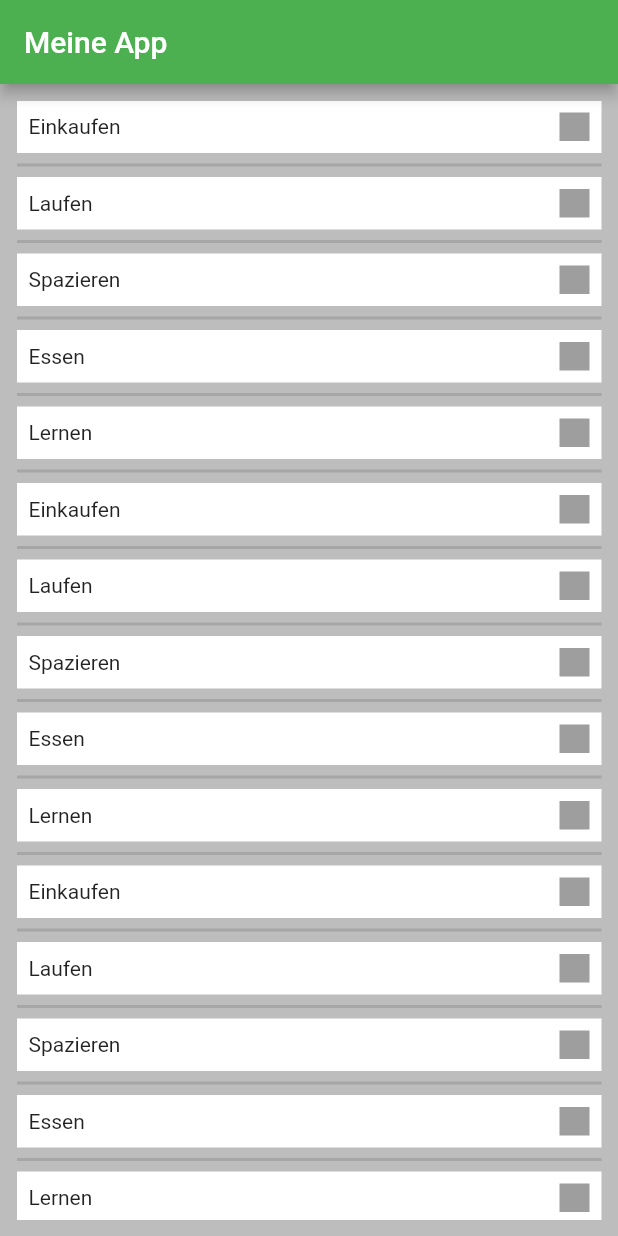
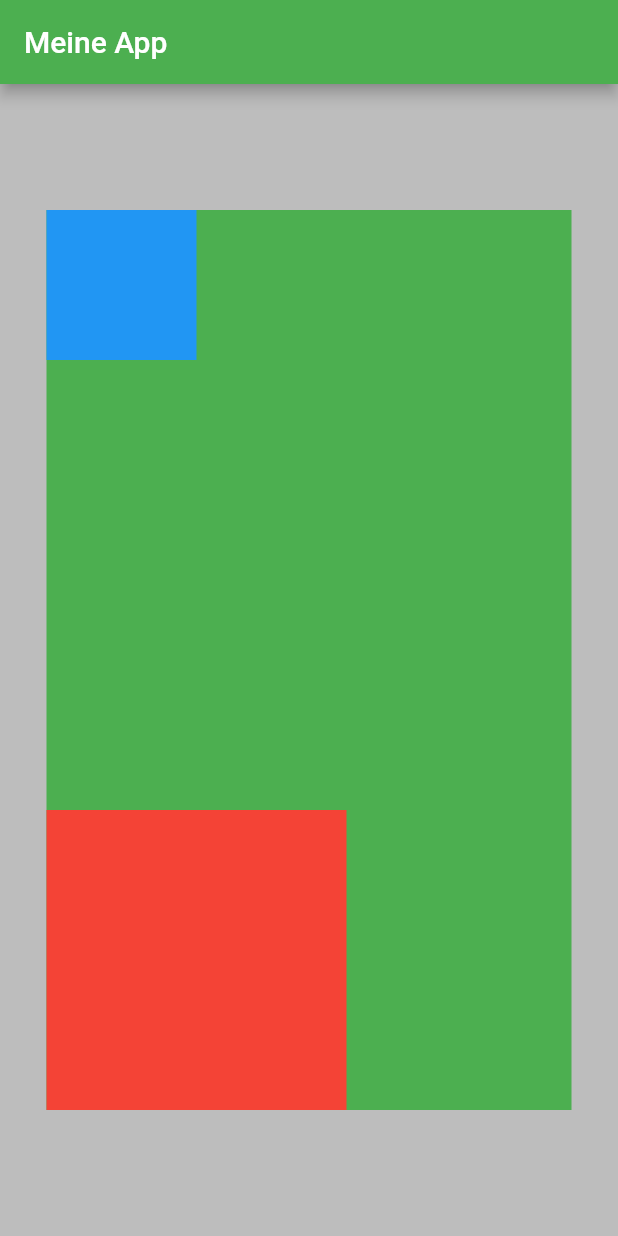
Before and after one commit to sebastian150398/firstapp, a Flutter app: the screen it shows after launch, on a phone screen of 412 x 824 dp. Run offline on Flutter 3.47's test engine with Material 2 defaults, Android fonts, the phone set to English and light mode, and no system bars.

Commit message:
Dritte-App-Stack

```diff
--- a/lib/screens/home_screen.dart
+++ b/lib/screens/home_screen.dart
@@ -1,54 +1,69 @@
 import 'package:flutter/material.dart';
-import '../widgets/todo_item.dart';
 
 
 class HomeScreen extends StatelessWidget {
 
-  final List<ToDo_Item> todos = [
-    ToDo_Item(title: 'Einkaufen'),
-    ToDo_Item(title: 'Laufen'),
-    ToDo_Item(title: 'Spazieren'),
-    ToDo_Item(title: 'Essen'),
-    ToDo_Item(title: 'Lernen'),
-    ToDo_Item(title: 'Einkaufen'),
-    ToDo_Item(title: 'Laufen'),
-    ToDo_Item(title: 'Spazieren'),
-    ToDo_Item(title: 'Essen'),
-    ToDo_Item(title: 'Lernen'),
-    ToDo_Item(title: 'Einkaufen'),
-    ToDo_Item(title: 'Laufen'),
-    ToDo_Item(title: 'Spazieren'),
-    ToDo_Item(title: 'Essen'),
-    ToDo_Item(title: 'Lernen'),
-    ToDo_Item(title: 'Einkaufen'),
-    ToDo_Item(title: 'Laufen'),
-    ToDo_Item(title: 'Spazieren'),
-    ToDo_Item(title: 'Essen'),
-    ToDo_Item(title: 'Lernen'),
-  ];
 
+final List<Widget> exampleList =[
+  Container(height: 20, width:20, color: Colors.green[50]),
+  Container(height: 20, width:20, color: Colors.green[100]),
+  Container(height: 20, width:20, color: Colors.green[200]),
+  Container(height: 20, width:20, color: Colors.green[300]),
+  Container(height: 20, width:20, color: Colors.green[400]),
+  Container(height: 20, width:20, color: Colors.green[500]),
+  Container(height: 20, width:20, color: Colors.green[600]),
+  Container(height: 20, width:20, color: Colors.green[700]),
+  Container(height: 20, width:20, color: Colors.green[800]),
+  Container(height: 20, width:20, color: Colors.green[900]),
 
+  Container(height: 20, width:20, color: Colors.blue[50]),
+  Container(height: 20, width:20, color: Colors.blue[100]),
+  Container(height: 20, width:20, color: Colors.blue[200]),
+  Container(height: 20, width:20, color: Colors.blue[300]),
+  Container(height: 20, width:20, color: Colors.blue[400]),
+  Container(height: 20, width:20, color: Colors.blue[500]),
+  Container(height: 20, width:20, color: Colors.blue[600]),
+  Container(height: 20, width:20, color: Colors.blue[700]),
+  Container(height: 20, width:20, color: Colors.blue[800]),
+  Container(height: 20, width:20, color: Colors.blue[900]),
+];
 
   @override
   Widget build(BuildContext context) {
     return Scaffold(
-      backgroundColor: Colors.grey[400],
+        backgroundColor: Colors.grey[400],
       appBar: AppBar(
         title: const Text('Meine App'),
         backgroundColor: Colors.green,
       ),
-      body: Padding(
-        padding: const EdgeInsets.all(11.0),
-        child: ListView.separated(
-              itemBuilder: (BuildContext context, int index) {
-                return todos[index];
-              },
-          separatorBuilder : (context,index) {
-            return Divider(thickness:2);
-          },
-         itemCount: todos.length,
+        body: Center(
+          child: Container(
+            width: 350,
+           height: 600,
+           color: Colors.green,
+            child: Stack(
+              alignment: Alignment.bottomLeft,
+              children: [
+                Container(
+                  width: 200,
+                  height: 200,
+                  color: Colors.red,
+                ),
+                Positioned(
+                  top: 0,
+                  left: 0,
+                  child: Container(
+                    width: 100,
+                    height: 100,
+                    color: Colors.blue,
+                  ),
+
+                )
+
+              ],
+            ),
+          ),
         )
-      ),
     );
   }
 }
--- a/lib/widgets/todo_item.dart
+++ /dev/null
@@ -1,36 +0,0 @@
-import 'package:flutter/material.dart';
-
-
-class ToDo_Item extends StatelessWidget {
-  final String title;
-
- const ToDo_Item({
-    super.key, required this.title,
-  });
-
-
-  @override
-  Widget build(BuildContext context) {
-    return Container(
-      color: Colors.white,
-      width: double.infinity,
-      height: 35,
-      child: Padding (
-        padding: const EdgeInsets.all(8.0),
-
-        child: Row(
-          mainAxisAlignment: MainAxisAlignment.spaceBetween,
-          children: [
-
-            Text(title),
-            Container(
-              color: Colors.grey,
-              height: 20,
-              width: 20,
-            )
-          ],
-        ),
-      ),
-    );
-  }
-}
```
